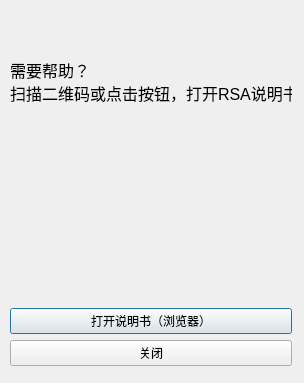
mrvx666/Rock-spectrum-assistant, file utils/helpdialog/helpdialog.ui: the form before one commit.
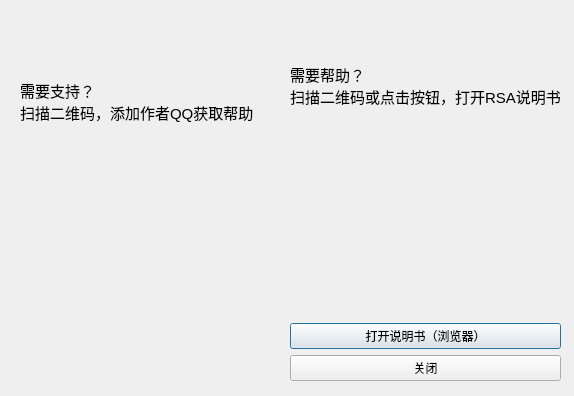
The form after the commit. Icons and pictures are not drawn.

What changed in the file:
```diff
--- a/utils/helpdialog/helpdialog.ui
+++ b/utils/helpdialog/helpdialog.ui
@@ -6,20 +6,20 @@
    <rect>
     <x>0</x>
     <y>0</y>
-    <width>304</width>
-    <height>383</height>
+    <width>574</width>
+    <height>396</height>
    </rect>
   </property>
   <property name="minimumSize">
    <size>
-    <width>304</width>
-    <height>383</height>
+    <width>574</width>
+    <height>396</height>
    </size>
   </property>
   <property name="maximumSize">
    <size>
-    <width>304</width>
-    <height>383</height>
+    <width>574</width>
+    <height>396</height>
    </size>
   </property>
   <property name="windowTitle">
@@ -28,10 +28,10 @@
   <widget class="QWidget" name="verticalLayoutWidget">
    <property name="geometry">
     <rect>
-     <x>10</x>
+     <x>290</x>
      <y>10</y>
-     <width>282</width>
-     <height>356</height>
+     <width>271</width>
+     <height>371</height>
     </rect>
    </property>
    <layout class="QVBoxLayout" name="verticalLayout">
@@ -39,7 +39,8 @@
      <widget class="QLabel" name="textlabel">
       <property name="font">
        <font>
-        <pointsize>12</pointsize>
+        <family>Microsoft YaHei UI</family>
+        <pointsize>11</pointsize>
        </font>
       </property>
       <property name="text">
@@ -56,10 +57,21 @@
       <property name="pixmap">
        <pixmap resource="../../apprcc.qrc">:/image/image/help_documentation_url-QRcode.png</pixmap>
       </property>
+      <property name="scaledContents">
+       <bool>true</bool>
+      </property>
+      <property name="alignment">
+       <set>Qt::AlignHCenter|Qt::AlignTop</set>
+      </property>
      </widget>
     </item>
     <item>
      <widget class="QPushButton" name="open_help_documentation_url_Button">
+      <property name="font">
+       <font>
+        <family>Microsoft YaHei UI</family>
+       </font>
+      </property>
       <property name="text">
        <string>打开说明书（浏览器）</string>
       </property>
@@ -67,6 +79,11 @@
     </item>
     <item>
      <widget class="QPushButton" name="closeButton">
+      <property name="font">
+       <font>
+        <family>Microsoft YaHei UI</family>
+       </font>
+      </property>
       <property name="text">
        <string>关闭</string>
       </property>
@@ -74,6 +91,45 @@
     </item>
    </layout>
   </widget>
+  <widget class="QWidget" name="verticalLayoutWidget_2">
+   <property name="geometry">
+    <rect>
+     <x>20</x>
+     <y>10</y>
+     <width>261</width>
+     <height>371</height>
+    </rect>
+   </property>
+   <layout class="QVBoxLayout" name="verticalLayout_2">
+    <item>
+     <widget class="QLabel" name="label">
+      <property name="font">
+       <font>
+        <family>Microsoft YaHei UI</family>
+        <pointsize>11</pointsize>
+       </font>
+      </property>
+      <property name="text">
+       <string>需要支持？
+扫描二维码，添加作者QQ获取帮助</string>
+      </property>
+     </widget>
+    </item>
+    <item>
+     <widget class="QLabel" name="label_2">
+      <property name="text">
+       <string/>
+      </property>
+      <property name="pixmap">
+       <pixmap resource="../../apprcc.qrc">:/image/image/Author_QQ-QRcode.jpg</pixmap>
+      </property>
+      <property name="scaledContents">
+       <bool>true</bool>
+      </property>
+     </widget>
+    </item>
+   </layout>
+  </widget>
  </widget>
  <resources>
   <include location="../../apprcc.qrc"/>
```
